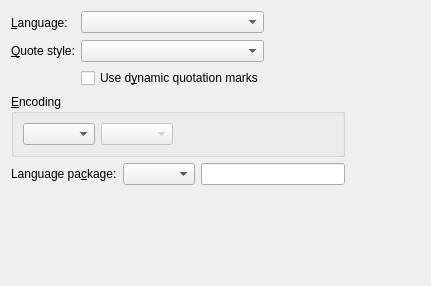
Qt form src/frontends/qt4/ui/LanguageUi.ui (cburschka/lyx) before a commit.
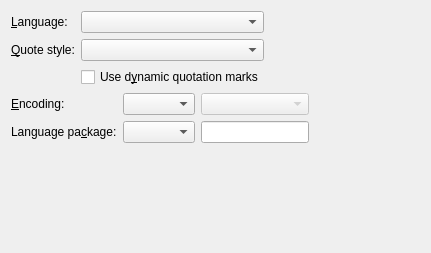
The same form after that commit.

Commit message: Further encoding GUI improvements

```diff
--- a/src/frontends/qt4/ui/LanguageUi.ui
+++ b/src/frontends/qt4/ui/LanguageUi.ui
@@ -7,43 +7,61 @@
     <x>0</x>
     <y>0</y>
     <width>431</width>
-    <height>286</height>
+    <height>253</height>
    </rect>
   </property>
   <property name="windowTitle">
    <string/>
   </property>
-  <layout class="QGridLayout" name="gridLayout">
-   <item row="5" column="1">
-    <spacer>
-     <property name="orientation">
-      <enum>Qt::Vertical</enum>
-     </property>
-     <property name="sizeType">
-      <enum>QSizePolicy::Expanding</enum>
-     </property>
-     <property name="sizeHint" stdset="0">
-      <size>
-       <width>71</width>
-       <height>171</height>
-      </size>
-     </property>
-    </spacer>
+  <layout class="QGridLayout" name="gridLayout_3">
+   <item row="0" column="0">
+    <layout class="QGridLayout" name="gridLayout_2">
+     <item row="0" column="0">
+      <widget class="QLabel" name="languageL">
+       <property name="text">
+        <string>&amp;Language:</string>
+       </property>
+       <property name="buddy">
+        <cstring>languageCO</cstring>
+       </property>
+      </widget>
+     </item>
+     <item row="0" column="1">
+      <widget class="QComboBox" name="languageCO">
+       <property name="maxVisibleItems">
+        <number>20</number>
+       </property>
+      </widget>
+     </item>
+     <item row="1" column="0">
+      <widget class="QLabel" name="typeL">
+       <property name="text">
+        <string>&amp;Quote style:</string>
+       </property>
+       <property name="buddy">
+        <cstring>quoteStyleCO</cstring>
+       </property>
+      </widget>
+     </item>
+     <item row="1" column="1">
+      <widget class="QComboBox" name="quoteStyleCO"/>
+     </item>
+     <item row="2" column="0">
+      <layout class="QHBoxLayout" name="horizontalLayout"/>
+     </item>
+     <item row="2" column="1">
+      <widget class="QCheckBox" name="dynamicQuotesCB">
+       <property name="toolTip">
+        <string>Output quotation marks that automatically adapt to the style selected above. If this is not selected, the quotation marks will stick with the style they have been inserted with.</string>
+       </property>
+       <property name="text">
+        <string>Use d&amp;ynamic quotation marks</string>
+       </property>
+      </widget>
+     </item>
+    </layout>
    </item>
-   <item row="4" column="3">
-    <spacer name="horizontalSpacer">
-     <property name="orientation">
-      <enum>Qt::Horizontal</enum>
-     </property>
-     <property name="sizeHint" stdset="0">
-      <size>
-       <width>38</width>
-       <height>20</height>
-      </size>
-     </property>
-    </spacer>
-   </item>
-   <item row="0" column="2">
+   <item row="0" column="1" colspan="2">
     <spacer>
      <property name="orientation">
       <enum>Qt::Horizontal</enum>
@@ -59,26 +77,42 @@
      </property>
     </spacer>
    </item>
-   <item row="0" column="1">
-    <widget class="QComboBox" name="languageCO">
-     <property name="maxVisibleItems">
-      <number>20</number>
-     </property>
-    </widget>
-   </item>
-   <item row="1" column="0">
-    <widget class="QLabel" name="typeL">
-     <property name="text">
-      <string>&amp;Quote style:</string>
-     </property>
-     <property name="buddy">
-      <cstring>quoteStyleCO</cstring>
-     </property>
-    </widget>
-   </item>
-   <item row="4" column="0" colspan="3">
-    <layout class="QHBoxLayout" name="horizontalLayout">
-     <item>
+   <item row="1" column="0" colspan="2">
+    <layout class="QGridLayout" name="gridLayout">
+     <item row="0" column="0">
+      <widget class="QLabel" name="encodingLA">
+       <property name="text">
+        <string>&amp;Encoding:</string>
+       </property>
+       <property name="buddy">
+        <cstring>encodingCO</cstring>
+       </property>
+      </widget>
+     </item>
+     <item row="0" column="1">
+      <widget class="QComboBox" name="encodingCO">
+       <property name="enabled">
+        <bool>true</bool>
+       </property>
+       <property name="toolTip">
+        <string>Here you might adjust the output encoding (used for LaTeX files)</string>
+       </property>
+       <property name="duplicatesEnabled">
+        <bool>false</bool>
+       </property>
+      </widget>
+     </item>
+     <item row="0" column="2">
+      <widget class="QComboBox" name="customEncodingCO">
+       <property name="enabled">
+        <bool>false</bool>
+       </property>
+       <property name="toolTip">
+        <string>If you selected a custom output encoding to the left, yo can specifiy it here</string>
+       </property>
+      </widget>
+     </item>
+     <item row="1" column="0">
       <widget class="QLabel" name="languagePackageLA">
        <property name="text">
         <string>Language pa&amp;ckage:</string>
@@ -88,14 +122,14 @@
        </property>
       </widget>
      </item>
-     <item>
+     <item row="1" column="1">
       <widget class="QComboBox" name="languagePackageCO">
        <property name="toolTip">
         <string>Select which language package LyX should use</string>
        </property>
       </widget>
      </item>
-     <item>
+     <item row="1" column="2">
       <widget class="QLineEdit" name="languagePackageLE">
        <property name="toolTip">
         <string>Enter the command to load the language package (default: \usepackage{babel})</string>
@@ -104,91 +138,34 @@
      </item>
     </layout>
    </item>
-   <item row="1" column="1">
-    <widget class="QComboBox" name="quoteStyleCO"/>
-   </item>
-   <item row="0" column="0">
-    <widget class="QLabel" name="languageL">
-     <property name="text">
-      <string>&amp;Language:</string>
+   <item row="1" column="2">
+    <spacer name="horizontalSpacer">
+     <property name="orientation">
+      <enum>Qt::Horizontal</enum>
      </property>
-     <property name="buddy">
-      <cstring>languageCO</cstring>
+     <property name="sizeHint" stdset="0">
+      <size>
+       <width>38</width>
+       <height>20</height>
+      </size>
      </property>
-    </widget>
+    </spacer>
    </item>
-   <item row="3" column="0" colspan="3">
-    <widget class="QGroupBox" name="groupBox">
-     <property name="title">
-      <string>&amp;Encoding</string>
+   <item row="2" column="0">
+    <spacer>
+     <property name="orientation">
+      <enum>Qt::Vertical</enum>
      </property>
-     <property name="flat">
-      <bool>true</bool>
+     <property name="sizeType">
+      <enum>QSizePolicy::Expanding</enum>
      </property>
-     <layout class="QGridLayout">
-      <property name="leftMargin">
-       <number>9</number>
-      </property>
-      <property name="topMargin">
-       <number>9</number>
-      </property>
-      <property name="rightMargin">
-       <number>9</number>
-      </property>
-      <property name="bottomMargin">
-       <number>9</number>
-      </property>
-      <property name="spacing">
-       <number>6</number>
-      </property>
-      <item row="0" column="0">
-       <widget class="QComboBox" name="encodingCO">
-        <property name="enabled">
-         <bool>true</bool>
-        </property>
-        <property name="toolTip">
-         <string>Here you might adjust the output encoding (used for LaTeX files)</string>
-        </property>
-        <property name="duplicatesEnabled">
-         <bool>false</bool>
-        </property>
-       </widget>
-      </item>
-      <item row="0" column="1">
-       <widget class="QComboBox" name="customEncodingCO">
-        <property name="enabled">
-         <bool>false</bool>
-        </property>
-        <property name="toolTip">
-         <string>If you selected a custom output encoding to the left, yo can specifiy it here</string>
-        </property>
-       </widget>
-      </item>
-      <item row="0" column="2">
-       <spacer name="horizontalSpacer_2">
-        <property name="orientation">
-         <enum>Qt::Horizontal</enum>
-        </property>
-        <property name="sizeHint" stdset="0">
-         <size>
-          <width>40</width>
-          <height>20</height>
-         </size>
-        </property>
-       </spacer>
-      </item>
-     </layout>
-    </widget>
-   </item>
-   <item row="2" column="1">
-    <widget class="QCheckBox" name="dynamicQuotesCB">
-     <property name="toolTip">
-      <string>Output quotation marks that automatically adapt to the style selected above. If this is not selected, the quotation marks will stick with the style they have been inserted with.</string>
+     <property name="sizeHint" stdset="0">
+      <size>
+       <width>71</width>
+       <height>171</height>
+      </size>
      </property>
-     <property name="text">
-      <string>Use d&amp;ynamic quotation marks</string>
-     </property>
-    </widget>
+    </spacer>
    </item>
   </layout>
  </widget>
```
The commit also changes 1 other file.
